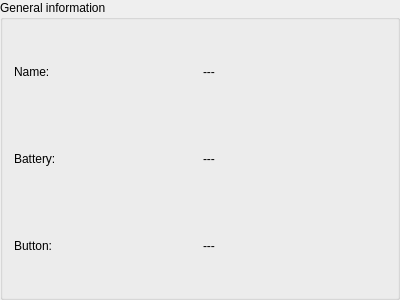
The window that src/widgets/GeneralInformation.ui (gflix/QtLego) describes before a commit, drawn with Qt 5.
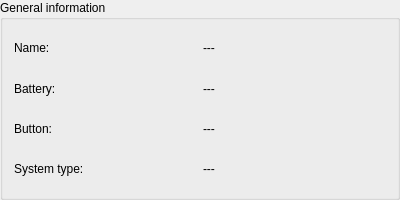
The same window after the commit.

Commit message: Show system type within the general information.

Patch:
```diff
--- a/src/widgets/GeneralInformation.ui
+++ b/src/widgets/GeneralInformation.ui
@@ -7,7 +7,7 @@
     <x>0</x>
     <y>0</y>
     <width>400</width>
-    <height>300</height>
+    <height>200</height>
    </rect>
   </property>
   <property name="minimumSize">
@@ -65,6 +65,20 @@
      </property>
     </widget>
    </item>
+   <item row="3" column="0">
+    <widget class="QLabel" name="label_4">
+     <property name="text">
+      <string>System type:</string>
+     </property>
+    </widget>
+   </item>
+   <item row="3" column="1">
+    <widget class="QLabel" name="lbSystemType">
+     <property name="text">
+      <string>---</string>
+     </property>
+    </widget>
+   </item>
   </layout>
  </widget>
  <resources/>
```
Left out of the diff: 28 changed lines with no effect on the pictures. The commit also changes 2 other files.
